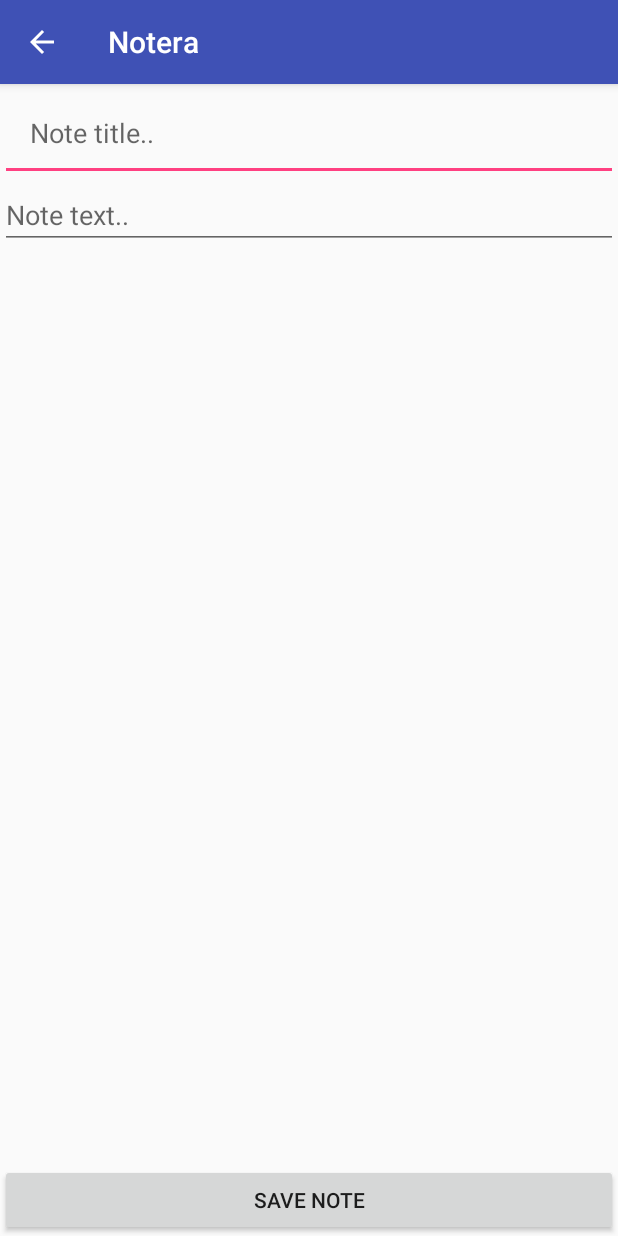
After one commit to Kavzor/java17_klientutveckling, an Android app: the NoteActivity screen opened directly, with no data from a screen before it, on a phone screen of 412 x 824 dp. The commit adds this screen. Run offline under Robolectric (Android 15) with nearby library versions, the phone set to English and light mode, and no system bars.

Commit message:
simple git push

```diff
--- a/android/notera/app/src/main/AndroidManifest.xml
+++ b/android/notera/app/src/main/AndroidManifest.xml
@@ -16,6 +16,11 @@
                 <category android:name="android.intent.category.LAUNCHER" />
             </intent-filter>
         </activity>
+        <activity android:name=".NoteActivity"
+            android:parentActivityName=".MainActivity">
+            <!-- parentActivityName skapar en navigering i toolbaren-->
+
+        </activity>
     </application>
 
 </manifest>
--- /dev/null
+++ b/android/notera/app/src/main/java/nu/rolandsson/jakob/notera/NoteActivity.java
@@ -0,0 +1,52 @@
+package nu.rolandsson.jakob.notera;
+
+import android.content.Intent;
+import android.support.v7.app.AppCompatActivity;
+import android.os.Bundle;
+import android.util.Log;
+import android.view.View;
+import android.widget.Button;
+import android.widget.EditText;
+
+import nu.rolandsson.jakob.notera.shared.Note;
+
+public class NoteActivity extends AppCompatActivity implements View.OnClickListener {
+
+    private static final String TAG = "NoteActivity";
+
+    private EditText title;
+    private EditText text;
+
+    private Button saveBtn;
+
+    @Override
+    protected void onCreate(Bundle savedInstanceState) {
+        super.onCreate(savedInstanceState);
+        setContentView(R.layout.activity_note);
+        findViews();
+
+
+        saveBtn.setOnClickListener(this);
+
+    }
+
+    private void findViews() {
+        title = findViewById(R.id.note_title);
+        text = findViewById(R.id.note_text);
+        saveBtn = findViewById(R.id.note_save_btn);
+    }
+
+    @Override
+    public void onClick(View v) {
+        String titleValue = title.getText().toString();
+        String textValue = text.getText().toString();
+        Note note = new Note(titleValue, textValue);
+
+        Log.v(TAG, "Note: " + titleValue);
+
+        Intent intent = new Intent();
+        intent.putExtra("note", note);
+        setResult(RESULT_OK, intent);
+        finish();
+    }
+}
--- a/android/notera/app/src/main/java/nu/rolandsson/jakob/notera/controller/ModelHandler.java
+++ b/android/notera/app/src/main/java/nu/rolandsson/jakob/notera/controller/ModelHandler.java
@@ -41,6 +41,9 @@ public class ModelHandler extends Handler implements ActionHandler {
             case REMOVE_CHECKED_NOTES:
                 getRepository().removeChecked();
             break;
+            case ADD_NOTE:
+                getRepository().add(note);
+            break;
         }
 
         getRootActionHandler().invokeAction(HandlerLevel.VIEW, Action.REFRESH_VIEW);
--- a/android/notera/app/src/main/java/nu/rolandsson/jakob/notera/controller/ViewHandler.java
+++ b/android/notera/app/src/main/java/nu/rolandsson/jakob/notera/controller/ViewHandler.java
@@ -1,9 +1,11 @@
 package nu.rolandsson.jakob.notera.controller;
 
 
+import android.content.Intent;
 import android.widget.Button;
 
 import nu.rolandsson.jakob.notera.MainActivity;
+import nu.rolandsson.jakob.notera.NoteActivity;
 import nu.rolandsson.jakob.notera.R;
 import nu.rolandsson.jakob.notera.controller.constant.Action;
 import nu.rolandsson.jakob.notera.controller.constant.HandlerLevel;
@@ -43,6 +45,10 @@ public class ViewHandler extends Handler implements ActionHandler{
                 Button button = getActivity().findViewById(R.id.main_remove_button);
                 button.setText(removeBtnText);
             break;
+            case OPEN_ADD_VIEW:
+                Intent intent = new Intent(getActivity(), NoteActivity.class);
+                getActivity().startActivityForResult(intent, MainActivity.REQUEST_ADD_NOTE);
+            break;
         }
     }
 }
--- a/android/notera/app/src/main/java/nu/rolandsson/jakob/notera/controller/constant/Action.java
+++ b/android/notera/app/src/main/java/nu/rolandsson/jakob/notera/controller/constant/Action.java
@@ -7,6 +7,8 @@ package nu.rolandsson.jakob.notera.controller.constant;
 public enum Action {
     TOGGLE_CHECK,
     REFRESH_VIEW,
+    OPEN_ADD_VIEW,
     REMOVE_CHECKED_NOTES,
-    UPDATE_CHECKED
+    UPDATE_CHECKED,
+    ADD_NOTE
 }
--- /dev/null
+++ b/android/notera/app/src/main/res/layout/activity_note.xml
@@ -0,0 +1,31 @@
+<?xml version="1.0" encoding="utf-8"?>
+<RelativeLayout xmlns:android="http://schemas.android.com/apk/res/android"
+    xmlns:app="http://schemas.android.com/apk/res-auto"
+    xmlns:tools="http://schemas.android.com/tools"
+    android:layout_width="match_parent"
+    android:layout_height="match_parent"
+    tools:context="nu.rolandsson.jakob.notera.NoteActivity">
+
+    <EditText
+        android:layout_width="match_parent"
+        android:layout_height="wrap_content"
+        android:hint="@string/note_title_hint"
+        android:padding="20dp"
+        android:id="@+id/note_title"/>
+
+    <EditText
+        android:layout_width="match_parent"
+        android:layout_height="wrap_content"
+        android:layout_below="@id/note_title"
+        android:id="@+id/note_text"
+        android:hint="@string/note_text_hint"/>
+
+
+    <Button
+        android:layout_width="match_parent"
+        android:layout_height="wrap_content"
+        android:text="@string/note_save_btn"
+        android:layout_alignParentBottom="true"
+        android:id="@+id/note_save_btn" />
+
+</RelativeLayout>
--- a/android/notera/app/src/main/res/values/strings.xml
+++ b/android/notera/app/src/main/res/values/strings.xml
@@ -5,4 +5,8 @@
     <string name="main_default_remove_btn">Remove (0)</string>
     <string name="main_format_remove_btn">Remove (%d)</string>
     <string name="main_search_note">Search..</string>
+
+    <string name="note_title_hint">Note title..</string>
+    <string name="note_text_hint">Note text..</string>
+    <string name="note_save_btn">Save note</string>
 </resources>
```
Also changed, not shown: android/notera/app/src/main/java/nu/rolandsson/jakob/notera/MainActivity.java (+25 -3 lines), android/notera/app/src/main/java/nu/rolandsson/jakob/notera/component/ButtonComponent.java (+6 -1 lines).
